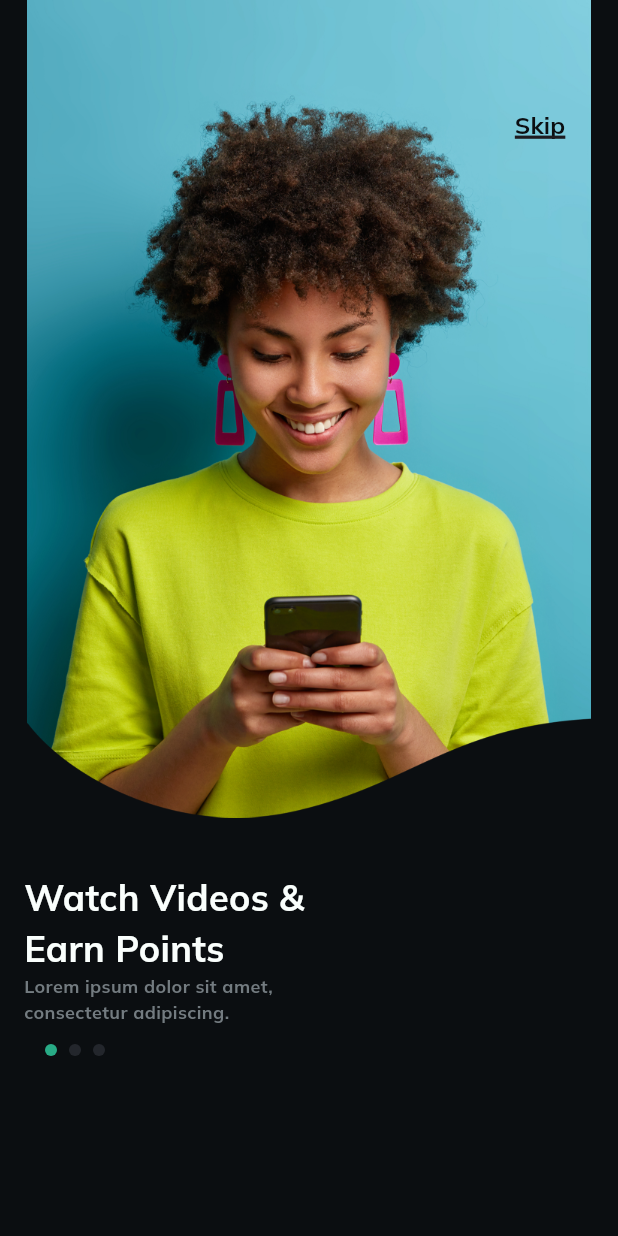
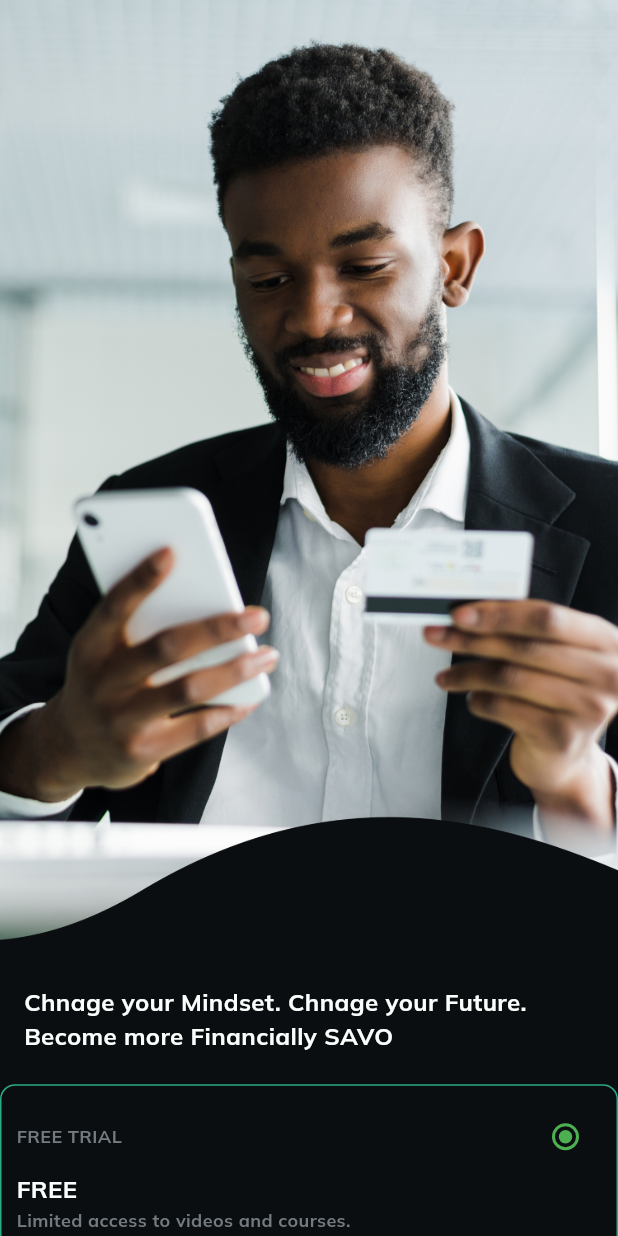
Before and after one commit to AwaisKhan10/MVVM-STRUCTURE, a Flutter app: the screen it shows after launch, on a phone screen of 412 x 824 dp. Run offline on Flutter 3.47's test engine with Material 3 defaults, Android fonts, the phone set to English and light mode, and no system bars; drawn by our look-alikes of smooth_page_indicator; our stand-ins replace flutter_screenutil, get, google_fonts, pinput.

Commit message:
done subscription

```diff
--- a/lib/main.dart
+++ b/lib/main.dart
@@ -5,6 +5,7 @@ import 'package:flutter_screenutil/flutter_screenutil.dart';
 import 'package:get/route_manager.dart';
 import 'package:mvvm/core/constant/colors.dart';
 import 'package:mvvm/ui/screens/splash_screen.dart';
+import 'package:mvvm/ui/screens/subscrptions/plans/subscription_plans_screen.dart';
 
 void main() {
   runApp(const MyApp());
@@ -27,7 +28,7 @@ class MyApp extends StatelessWidget {
           colorScheme: ColorScheme.fromSeed(seedColor: Colors.deepPurple),
           useMaterial3: true,
         ),
-        home: SplashScreen(),
+        home: SubscriptionPlansScreen(),
       ),
     );
   }
--- /dev/null
+++ b/lib/ui/screens/subscrptions/plans/subscription_plans_screen.dart
@@ -0,0 +1,114 @@
+// ignore_for_file: prefer_const_constructors, use_key_in_widget_constructors
+
+import 'package:flutter/material.dart';
+import 'package:flutter_screenutil/flutter_screenutil.dart';
+import 'package:mvvm/core/constant/colors.dart';
+import 'package:mvvm/core/constant/string.dart';
+import 'package:mvvm/core/constant/text_style.dart';
+import 'package:mvvm/ui/screens/subscrptions/plans/subscription_plans_view_model.dart';
+import 'package:provider/provider.dart';
+
+class SubscriptionPlansScreen extends StatelessWidget {
+  @override
+  Widget build(BuildContext context) {
+    return ChangeNotifierProvider(
+      create: (context) => SubscriptionPlansViewModel(),
+      child: Consumer<SubscriptionPlansViewModel>(
+        builder: (context, model, child) => Scaffold(
+          body: SingleChildScrollView(
+            child: Column(
+              children: [
+                Image.asset(
+                  "$staticAssets/obaording3.png",
+                  scale: 3,
+                  width: double.infinity,
+                ),
+                30.verticalSpace,
+                Padding(
+                  padding: const EdgeInsets.symmetric(horizontal: 16.0),
+                  child: Text(
+                    "Chnage your Mindset. Chnage your Future. Become more Financially SAVO",
+                    style: style16,
+                  ),
+                ),
+                _subScriptionCards(model,
+                    title: 'FREE TRIAL',
+                    subTitle: 'FREE',
+                    price: 'Limited access to videos and courses.',
+                    value: 0),
+                _subScriptionCards(model,
+                    title: 'MONTHLY',
+                    subTitle: '\$21.99/month',
+                    price: 'usd/month',
+                    value: 1),
+                _subScriptionCards(model,
+                    title: 'ANNUALLY',
+                    subTitle: '\$199.99/year',
+                    price: 'usd/month',
+                    value: 2),
+                20.verticalSpace,
+              ],
+            ),
+          ),
+        ),
+      ),
+    );
+  }
+}
+
+_subScriptionCards(
+  SubscriptionPlansViewModel model, {
+  required String? title,
+  required String? subTitle,
+  required String? price,
+  required int value,
+}) {
+  return GestureDetector(
+    onTap: () {
+      model.onclick(value);
+    },
+    child: Container(
+      padding: EdgeInsets.all(10),
+      margin: EdgeInsets.only(top: 20),
+      decoration: BoxDecoration(
+        borderRadius: BorderRadius.circular(10),
+        border: Border.all(
+          width: 1,
+          color: model.selectedValue == value ? greenColor : Colors.transparent,
+        ),
+      ),
+      child: Column(
+        mainAxisAlignment: MainAxisAlignment.start,
+        crossAxisAlignment: CrossAxisAlignment.start,
+        children: [
+          Row(
+            mainAxisAlignment: MainAxisAlignment.spaceBetween,
+            crossAxisAlignment: CrossAxisAlignment.center,
+            children: [
+              Text(
+                "$title",
+                style: style16.copyWith(fontSize: 12, color: greyColor),
+              ),
+              Radio(
+                value: value, // 👈 unique value for each card
+                groupValue: model.selectedValue,
+                activeColor: Colors.green, // green color
+                onChanged: (value) {
+                  model.onclick(value);
+                },
+              ),
+            ],
+          ),
+          Text(
+            "$subTitle",
+            style: style16,
+          ),
+          Text(
+            "$price",
+            style: style16.copyWith(fontSize: 12, color: greyColor),
+          ),
+        ],
+      ),
+    ),
+  );
+}
--- /dev/null
+++ b/lib/ui/screens/subscrptions/plans/subscription_plans_view_model.dart
@@ -0,0 +1,10 @@
+import 'package:mvvm/core/view_model/base_view_model.dart';
+
+class SubscriptionPlansViewModel extends BaseViewModel {
+  int selectedValue = 0; // isko State me rakho
+
+  onclick(index) {
+    selectedValue = index;
+    notifyListeners();
+  }
+}
```
Also changed, not shown: lib/ui/screens/subscrptions/subscription_screen.dart (added).
